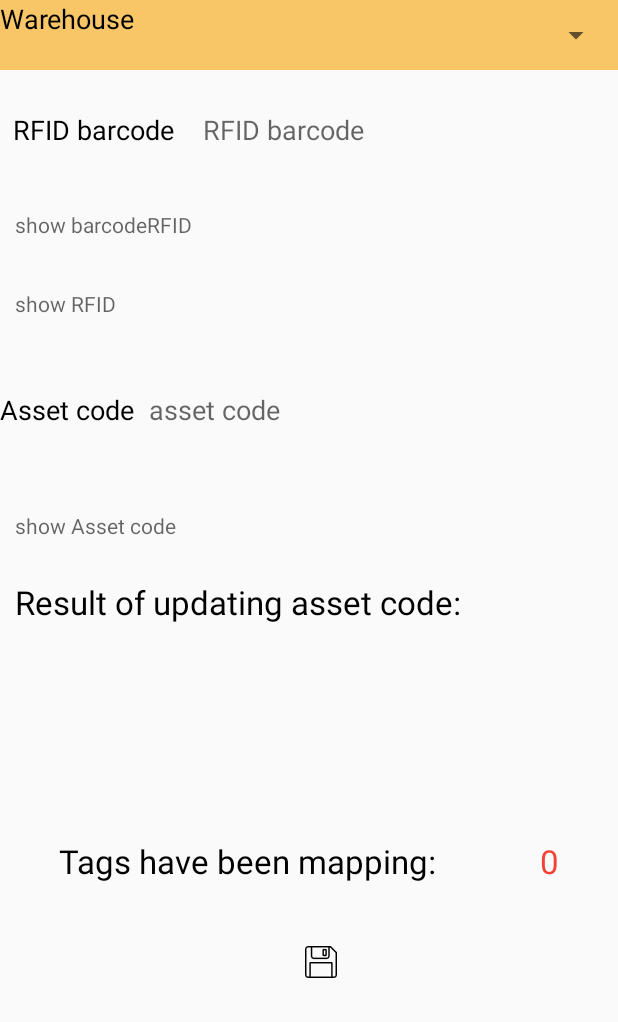
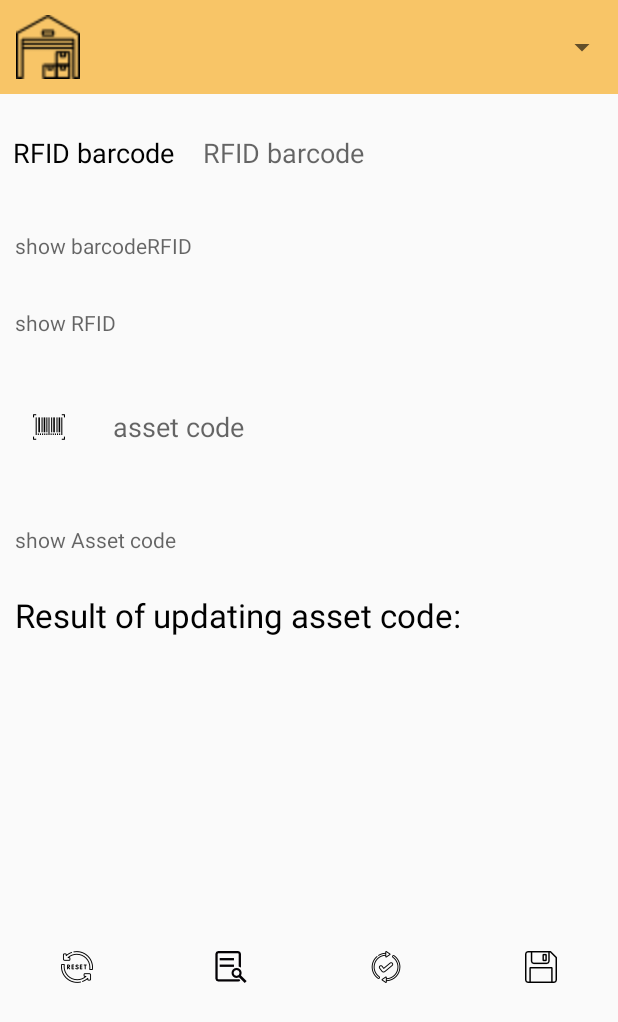
Before and after one commit to duonglong753/RFID_android, an Android app: the screen it shows after launch (MainActivity), on a phone screen of 412 x 824 dp. Shown: the top 1022 px of the screen. Run offline under Robolectric (Android 15) with nearby library versions, the phone set to English and light mode, and no system bars; our stand-ins replace Volley; libraries missing offline, so code that uses them is left out: com.rscja.barcode, com.rscja.deviceapi; network calls fail; pictures from the network do not load; 2 statements that could not run were skipped.

Commit message:
adjusting UI

```diff
--- a/app/src/main/java/com/rfid/app/MainActivity.java
+++ b/app/src/main/java/com/rfid/app/MainActivity.java
@@ -309,7 +309,7 @@ public class MainActivity extends AppCompatActivity implements AdapterView.OnIte
         myAdapter.setDropDownViewResource(android.R.layout.simple_spinner_dropdown_item);
         mySpinner.setAdapter(myAdapter);
         edtRFID = findViewById(R.id.edtRFID);
-//        btnTaiSan = findViewById(R.id.btnTaiSan);
+        btnTaiSan = findViewById(R.id.btnTaiSan);
         edtTaiSan = findViewById(R.id.edtTaiSan);
         tvThongBao = findViewById(R.id.tvThongBao);
         tvVerify_barcodeRFID =findViewById(R.id.tvVerify_barcodeRFID);
--- a/app/src/main/res/layout/activity_main.xml
+++ b/app/src/main/res/layout/activity_main.xml
@@ -18,18 +18,17 @@
         <TextView
             android:layout_width="wrap_content"
             android:layout_height="match_parent"
-            android:text="Warehouse"
-            android:textFontWeight="900"
             android:textColor="#f000"
             android:textSize="8pt" />
 
-<!--        <ImageView-->
-<!--            android:id="@+id/imageView"-->
-<!--            android:layout_width="wrap_content"-->
-<!--            android:layout_height="match_parent"-->
-<!--            android:layout_weight="2"-->
-<!--            android:padding="10dp"-->
-<!--            app:srcCompat="@drawable/warehouse1" />-->
+        <ImageView
+            android:id="@+id/imageView"
+            android:layout_width="wrap_content"
+            android:layout_height="match_parent"
+            android:layout_weight="2"
+            android:padding="10dp"
+            app:srcCompat="@drawable/warehouse1"
+            />
 
         <LinearLayout
             android:layout_width="313dp"
@@ -121,32 +120,30 @@
             android:layout_weight="1"
             android:weightSum="5">
 
-<!--            <ImageButton-->
-<!--                android:id="@+id/btnTaiSan"-->
-<!--                android:layout_width="wrap_content"-->
-<!--                android:layout_height="match_parent"-->
-<!--                android:layout_weight="1"-->
-<!--                android:background="@null"-->
-<!--                android:src="@drawable/barcode" />-->
+            <ImageButton
+                android:id="@+id/btnTaiSan"
+                android:layout_width="58dp"
+                android:layout_height="match_parent"
+                android:layout_weight="1"
+                android:background="@null"
+                android:src="@drawable/barcode" />
             <TextView
                 android:layout_width="wrap_content"
                 android:layout_height="wrap_content"
-                android:text="Asset code"
-                android:textFontWeight="900"
                 android:textColor="#f000"
                 android:textSize="8pt" />
 
             <EditText
-                android:paddingLeft="10dp"
-                android:hint="asset code"
-                android:background="@null"
-                android:minWidth="30dp"
-                android:inputType="text"
                 android:id="@+id/edtTaiSan"
-                android:layout_width="wrap_content"
+                android:layout_width="317dp"
                 android:layout_height="match_parent"
                 android:layout_weight="4"
-                android:ems="10" />
+                android:background="@null"
+                android:ems="10"
+                android:hint="asset code"
+                android:inputType="text"
+                android:minWidth="30dp"
+                android:paddingLeft="10dp" />
 
         </LinearLayout>
 
@@ -206,7 +203,8 @@
             android:layout_weight="3"
             android:text="Tags have been mapping:"
             android:textColor="#f000"
-            android:textSize="10pt" />
+            android:textSize="10pt"
+            android:visibility="invisible"/>
 
         <TextView
             android:gravity="center"
@@ -216,7 +214,8 @@
             android:layout_weight="4"
             android:text="0"
             android:textColor="#F44336"
-            android:textSize="10pt" />
+            android:textSize="10pt"
+            android:visibility="invisible"/>
     </LinearLayout>
 
     <LinearLayout
@@ -231,32 +230,31 @@
             android:background="@null"
             android:id="@+id/btnReset"
             android:layout_width="wrap_content"
-            android:layout_height="wrap_content"
+            android:layout_height="match_parent"
             android:layout_weight="1"
             app:srcCompat="@drawable/reset"
-            android:visibility="invisible"/>
+            />
 
         <ImageButton
             android:background="@null"
             android:id="@+id/btnView"
             android:layout_width="wrap_content"
-            android:layout_height="wrap_content"
+            android:layout_height="match_parent"
             android:layout_weight="1"
-            app:srcCompat="@drawable/view"
-            android:visibility="invisible"/>
+            app:srcCompat="@drawable/view" />
 
         <ImageButton
             android:background="@null"
             android:id="@+id/btnUpdate"
             android:layout_width="wrap_content"
-            android:layout_height="wrap_content"
+            android:layout_height="match_parent"
             android:layout_weight="1"
             app:srcCompat="@drawable/update"
-            android:visibility="invisible"/>
+            />
 
         <ImageButton
             android:id="@+id/btnSave"
-            android:layout_width="match_parent"
+            android:layout_width="wrap_content"
             android:layout_height="match_parent"
             android:layout_weight="1"
             android:background="@null"
```
